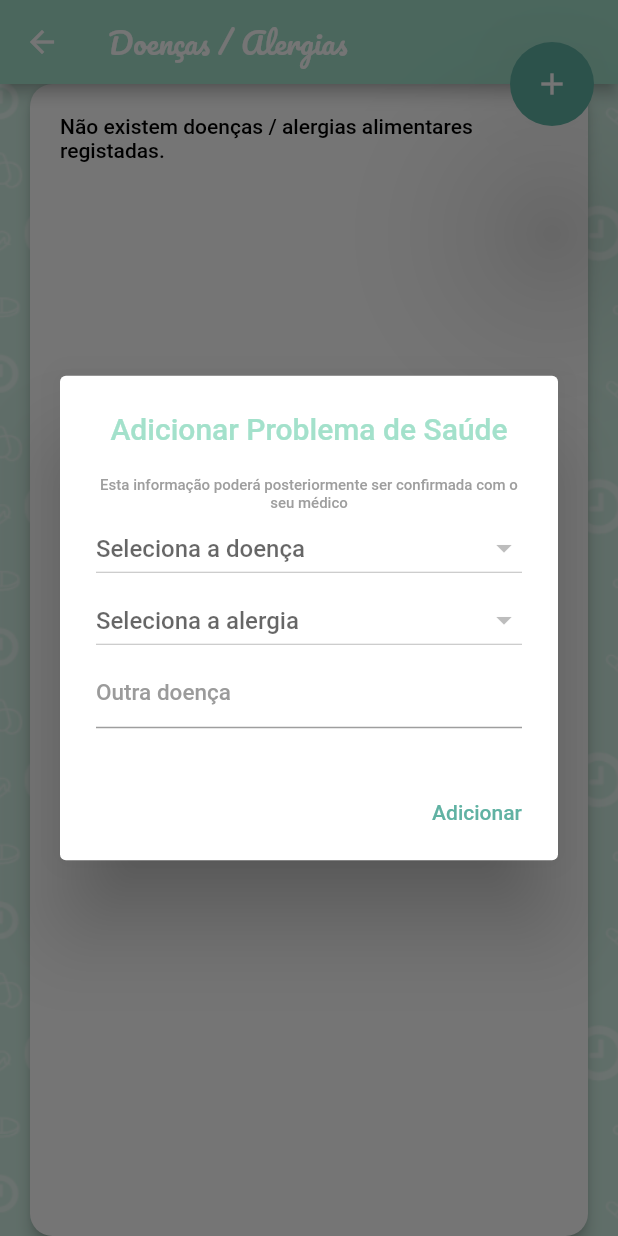
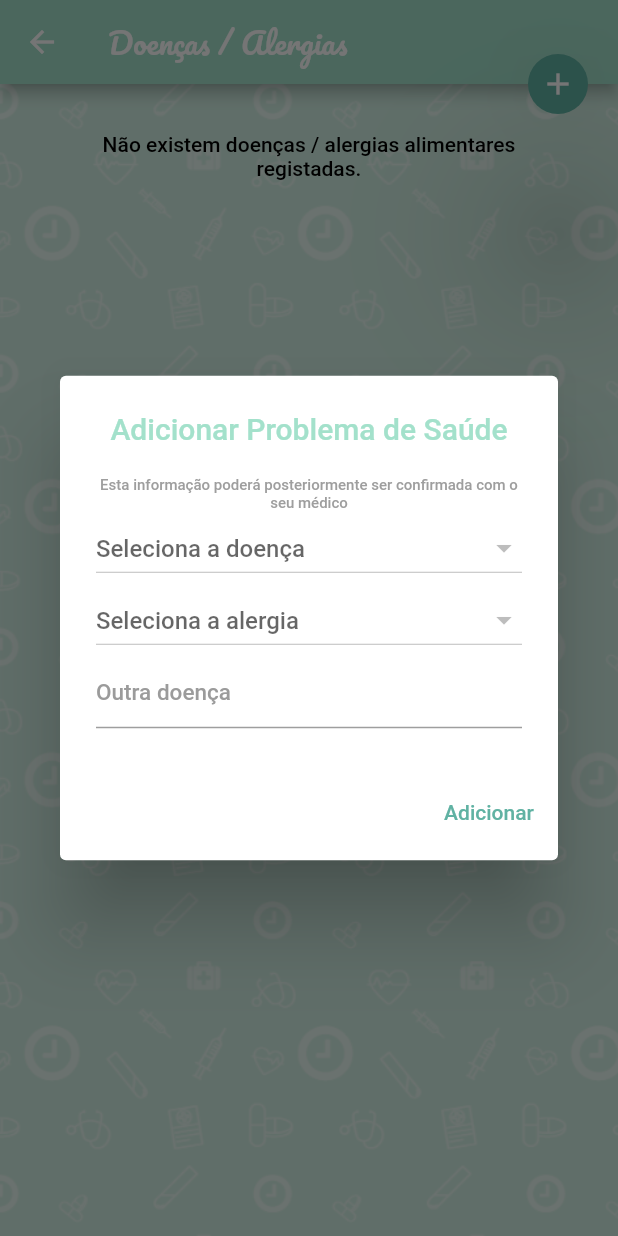
Before and after one commit to iolandarosa7/Nutriclock_app, a Flutter app: the Diseases screen opened directly, after a tap on the "add" icon, on a phone screen of 412 x 824 dp. Run offline on Flutter 3.47's test engine with Material 2 defaults, Android fonts, the phone set to English and light mode, and no system bars; our stand-ins replace badges, bubble, firebase_core, firebase_messaging, flutter_typeahead, image_picker and 6 more; missing offline and left inert: dart:ffi, loading, multiselect_formfield, syncfusion_localizations; accounts and stored records are empty; network calls fail.

Commit message:
Refactor the ui from diseases screen

```diff
--- a/lib/screens/settings/Diseases.dart
+++ b/lib/screens/settings/Diseases.dart
@@ -36,6 +36,7 @@ class _DiseasesState extends State<Diseases> {
       key: _scaffoldKey,
       floatingActionButtonLocation: FloatingActionButtonLocation.endTop,
       floatingActionButton: FloatingActionButton(
+        mini: true,
         onPressed: () {
           _addNewDisease();
         },
@@ -90,7 +91,7 @@ class _DiseasesState extends State<Diseases> {
                 children: [
                   Positioned(
                     bottom: 0,
-                    left:0,
+                    left: 0,
                     top: 0,
                     child: Center(
                       child: Text(
@@ -194,7 +195,7 @@ class _DiseasesState extends State<Diseases> {
               ),
             ),
             actions: <Widget>[
-              FlatButton(
+              TextButton(
                 child: Text(
                   'Guardar',
                   style: TextStyle(color: Color(0xFF60B2A3)),
@@ -239,19 +240,26 @@ class _DiseasesState extends State<Diseases> {
               ),
             ),
             actions: <Widget>[
-              FlatButton(
+              TextButton(
                 child: Text(
                   'Cancelar',
                   style: TextStyle(color: Colors.white),
                 ),
-                color: Colors.grey,
+                style: TextButton.styleFrom(
+                  backgroundColor: Colors.grey,
+                ),
                 onPressed: () {
                   Navigator.of(context).pop();
                 },
               ),
-              FlatButton(
-                child: Text('Eliminar'),
-                color: Colors.red,
+              TextButton(
+                child: Text(
+                  'Eliminar',
+                  style: TextStyle(color: Colors.white),
+                ),
+                style: TextButton.styleFrom(
+                  backgroundColor: Colors.red,
+                ),
                 onPressed: () {
                   Navigator.of(context).pop();
                   _deleteDisease(index);
@@ -263,23 +271,12 @@ class _DiseasesState extends State<Diseases> {
   }
 
   Widget _renderNoDiseases() {
-    return Card(
-      elevation: 4.0,
-      color: Colors.white,
-      margin: EdgeInsets.only(left: 20, right: 20),
-      shape: RoundedRectangleBorder(
-        borderRadius: BorderRadius.circular(15),
-      ),
-      child: Padding(
-        padding: EdgeInsets.all(20),
-        child: Column(
-          children: [
-            Text(
-              "Não existem doenças / alergias alimentares registadas.",
-              style: TextStyle(color: Colors.black),
-            ),
-          ],
-        ),
+    return Padding(
+      padding: EdgeInsets.all(32),
+      child: Text(
+        "Não existem doenças / alergias alimentares registadas.",
+        style: TextStyle(color: Colors.black),
+        textAlign: TextAlign.center,
       ),
     );
   }
@@ -367,7 +364,7 @@ class _DiseasesState extends State<Diseases> {
               ),
             ),
             actions: <Widget>[
-              FlatButton(
+              TextButton(
                 child: Text(
                   'Adicionar',
                   style: TextStyle(color: Color(0xFF60B2A3)),
--- a/lib/screens/settings/Medication.dart
+++ b/lib/screens/settings/Medication.dart
@@ -481,7 +481,7 @@ class _MedicationListState extends State<MedicationList> {
 
   Widget _renderNoData(String message) {
     return Padding(
-      padding: EdgeInsets.only(top: 32),
+      padding: EdgeInsets.all(32),
       child: Text(
         message,
         style: TextStyle(color: Colors.black),
```
